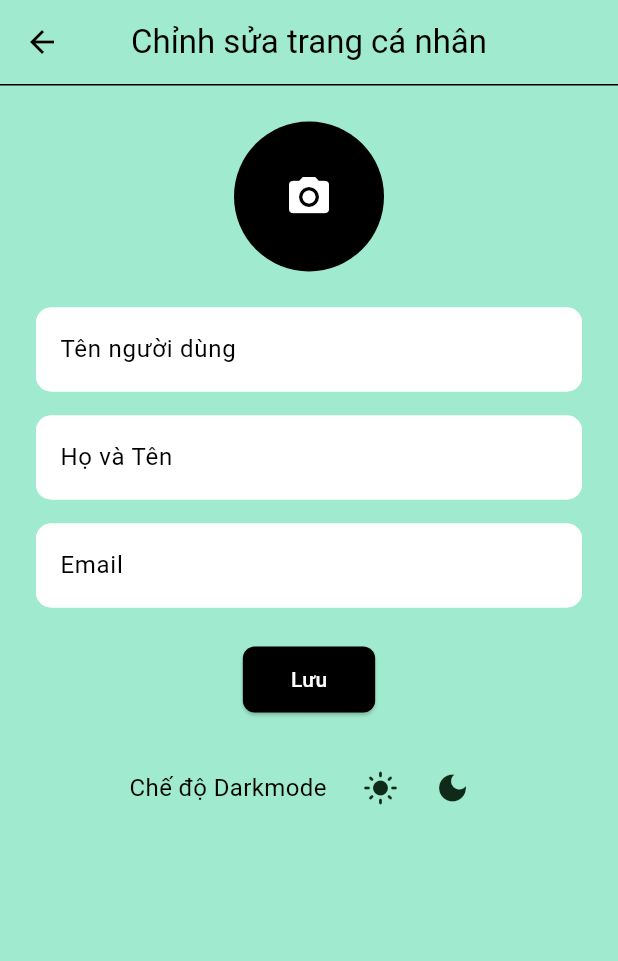
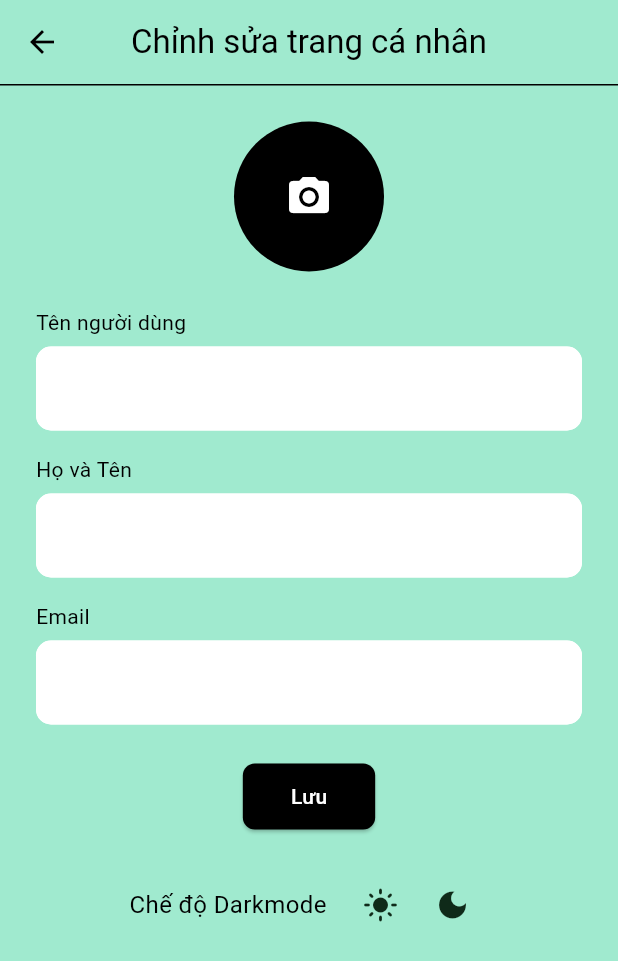
Before and after one commit to vuphuong1794/Learnity_FE, a Flutter app: the EditProfilePage screen opened directly, on a phone screen of 412 x 824 dp. Shown: the top 961 px of the screen. Run offline on Flutter 3.47's test engine with Material 3 defaults, Android fonts, the phone set to English and light mode, and no system bars; our stand-ins replace firebase_auth, firebase_core, get, shared_preferences; accounts and stored records are empty.

Commit message:
fix color for textfield and mode color button

```diff
--- a/lib/widgets/edit_profile-page.dart
+++ b/lib/widgets/edit_profile-page.dart
@@ -52,11 +52,11 @@ class _EditProfilePageState extends State<EditProfilePage> {
               child: Icon(Icons.camera_alt, color: Colors.white, size: 32),
             ),
             const SizedBox(height: 24),
-            _buildTextField("Tên người dùng", Colors.black),
+            _buildLabeledField("Tên người dùng", textColor),
             const SizedBox(height: 16),
-            _buildTextField("Họ và Tên", Colors.black),
+            _buildLabeledField("Họ và Tên", textColor),
             const SizedBox(height: 16),
-            _buildTextField("Email", Colors.black),
+            _buildLabeledField("Email", textColor),
             const SizedBox(height: 24),
             ElevatedButton(
               style: ElevatedButton.styleFrom(
@@ -95,23 +95,30 @@ class _EditProfilePageState extends State<EditProfilePage> {
     );
   }
 
-  Widget _buildTextField(String hint, Color textColor) {
-    return TextField(
-      style: TextStyle(color: textColor),
+  Widget _buildLabeledField(String label, Color labelColor) {
+    return Column(
+      crossAxisAlignment: CrossAxisAlignment.start,
+      children: [
+        Text(label, style: TextStyle(color: labelColor, fontSize: 14)),
+        const SizedBox(height: 6),
+        TextField(
+          style: const TextStyle(color: Colors.black),
           decoration: InputDecoration(
-        hintText: hint,
-        hintStyle: TextStyle(color: textColor),
             filled: true,
             fillColor: Colors.white,
+            contentPadding: const EdgeInsets.symmetric(horizontal: 12, vertical: 16),
             enabledBorder: OutlineInputBorder(
               borderRadius: BorderRadius.circular(10),
               borderSide: const BorderSide(color: Colors.white),
             ),
             focusedBorder: OutlineInputBorder(
               borderRadius: BorderRadius.circular(10),
-          borderSide: BorderSide(color: textColor),
+              borderSide: BorderSide(color: labelColor),
             ),
           ),
+        ),
+      ],
     );
   }
+
 }
```
Lines whose indentation alone changed are shown as unchanged.
